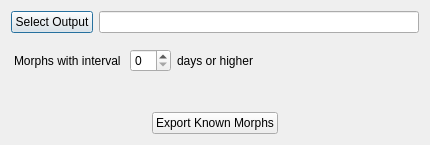
mortii/anki-morphs, file ankimorphs/ui/known_morphs_exporter_dialog.ui: the form before one commit.
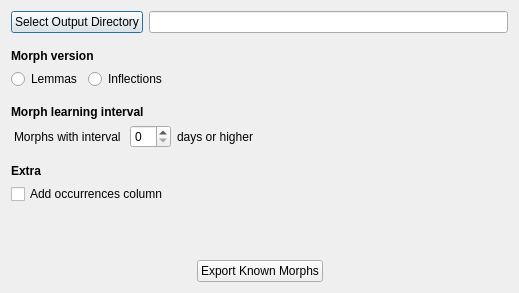
The form after the commit.

```diff
--- a/ankimorphs/ui/known_morphs_exporter_dialog.ui
+++ b/ankimorphs/ui/known_morphs_exporter_dialog.ui
@@ -6,20 +6,20 @@
    <rect>
     <x>0</x>
     <y>0</y>
-    <width>430</width>
-    <height>145</height>
+    <width>519</width>
+    <height>293</height>
    </rect>
   </property>
   <property name="windowTitle">
    <string>Known Morphs Exporter</string>
   </property>
-  <layout class="QVBoxLayout" name="verticalLayout">
+  <layout class="QVBoxLayout" name="verticalLayout_4">
    <item>
     <layout class="QHBoxLayout" name="horizontalLayout">
      <item>
       <widget class="QPushButton" name="selectOutputPushButton">
        <property name="text">
-        <string>Select Output</string>
+        <string>Select Output Directory</string>
        </property>
       </widget>
      </item>
@@ -29,12 +29,79 @@
     </layout>
    </item>
    <item>
+    <layout class="QVBoxLayout" name="verticalLayout">
+     <property name="topMargin">
+      <number>10</number>
+     </property>
+     <item>
+      <widget class="QLabel" name="label_3">
+       <property name="font">
+        <font>
+         <bold>true</bold>
+        </font>
+       </property>
+       <property name="text">
+        <string>Morph version</string>
+       </property>
+      </widget>
+     </item>
+     <item>
+      <layout class="QHBoxLayout" name="horizontalLayout_4">
+       <item>
+        <widget class="QRadioButton" name="storeOnlyMorphLemmaRadioButton">
+         <property name="text">
+          <string>Lemmas</string>
+         </property>
+        </widget>
+       </item>
+       <item>
+        <widget class="QRadioButton" name="storeMorphLemmaAndInflectionRadioButton">
+         <property name="text">
+          <string>Inflections</string>
+         </property>
+        </widget>
+       </item>
+       <item>
+        <spacer name="horizontalSpacer_4">
+         <property name="orientation">
+          <enum>Qt::Horizontal</enum>
+         </property>
+         <property name="sizeHint" stdset="0">
+          <size>
+           <width>40</width>
+           <height>20</height>
+          </size>
+         </property>
+        </spacer>
+       </item>
+      </layout>
+     </item>
+    </layout>
+   </item>
+   <item>
+    <layout class="QVBoxLayout" name="verticalLayout_3">
+     <property name="topMargin">
+      <number>10</number>
+     </property>
+     <item>
+      <widget class="QLabel" name="label_5">
+       <property name="font">
+        <font>
+         <bold>true</bold>
+        </font>
+       </property>
+       <property name="text">
+        <string>Morph learning interval</string>
+       </property>
+      </widget>
+     </item>
+     <item>
     <layout class="QHBoxLayout" name="horizontalLayout_2">
      <property name="leftMargin">
       <number>3</number>
      </property>
      <property name="topMargin">
-      <number>10</number>
+        <number>0</number>
      </property>
      <item>
       <widget class="QLabel" name="label_2">
@@ -68,6 +135,34 @@
      </item>
     </layout>
    </item>
+    </layout>
+   </item>
+   <item>
+    <layout class="QVBoxLayout" name="verticalLayout_2">
+     <property name="topMargin">
+      <number>10</number>
+     </property>
+     <item>
+      <widget class="QLabel" name="label_4">
+       <property name="font">
+        <font>
+         <bold>true</bold>
+        </font>
+       </property>
+       <property name="text">
+        <string>Extra</string>
+       </property>
+      </widget>
+     </item>
+     <item>
+      <widget class="QCheckBox" name="addOccurrencesColumnCheckBox">
+       <property name="text">
+        <string>Add occurrences column</string>
+       </property>
+      </widget>
+     </item>
+    </layout>
+   </item>
    <item>
     <spacer name="verticalSpacer">
      <property name="orientation">
@@ -76,7 +171,7 @@
      <property name="sizeHint" stdset="0">
       <size>
        <width>20</width>
-       <height>33</height>
+       <height>10</height>
       </size>
      </property>
     </spacer>
```
Lines whose indentation alone changed are shown as unchanged.
